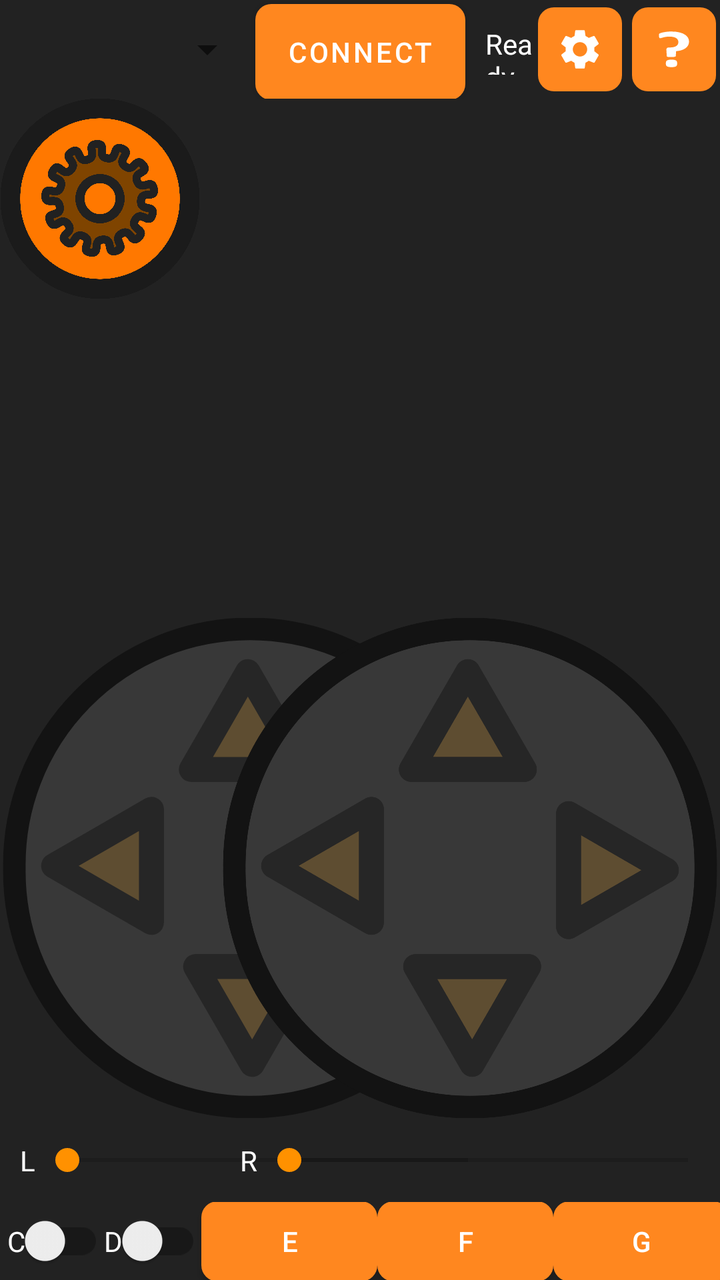
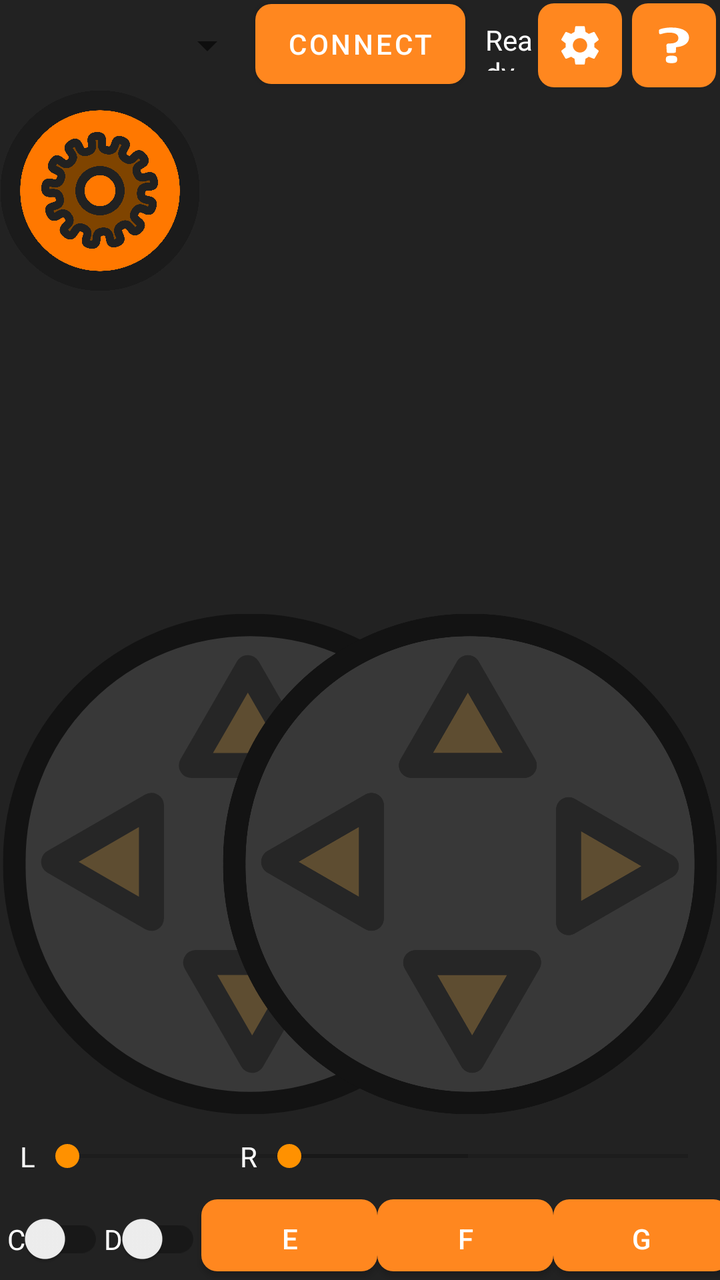

The first picture is an Android layout as it rendered before a commit; the second is the same layout after the commit. The layout source and the unified diff follow.
<!-- AndroidManifest.xml: application theme Theme.SerialRemote -->
<!-- res/layout/main_activity.xml -->
<?xml version="1.0" encoding="utf-8"?>
<FrameLayout xmlns:android="http://schemas.android.com/apk/res/android"
    xmlns:app="http://schemas.android.com/apk/res-auto"
    xmlns:tools="http://schemas.android.com/tools"
    xmlns:stream="http://schemas.android.com/apk/res-auto"
    android:layout_width="match_parent"
    android:layout_height="match_parent"
    android:background="@color/background"
    android:backgroundTintMode="src_over"
    android:theme="@style/ThemeOverlay.SerialRemote.FullscreenContainer"
    tools:context="com.nocomake.serialremote.MainActivity">

    <LinearLayout
        android:layout_width="match_parent"
        android:layout_height="match_parent"
        android:orientation="vertical">

        <androidx.constraintlayout.widget.ConstraintLayout
            android:id="@+id/topTools"
            android:layout_width="match_parent"
            android:layout_height="wrap_content"
            android:layout_weight="1">

            <Spinner
                android:id="@+id/btDevice"
                android:layout_width="0dp"
                android:layout_height="0dp"
                android:foregroundTint="@color/white"
                android:spinnerMode="dropdown"
                app:layout_constraintBottom_toBottomOf="parent"
                app:layout_constraintEnd_toStartOf="@+id/connect"
                app:layout_constraintStart_toStartOf="parent"
                app:layout_constraintTop_toTopOf="parent" />

            <Button
                android:id="@+id/connect"
                android:layout_width="wrap_content"
                android:layout_height="wrap_content"
                android:layout_margin="2dp"
                android:background="@drawable/button_background"
                android:text="Connect"
                app:layout_constraintEnd_toEndOf="parent"
                app:layout_constraintStart_toStartOf="parent"
                app:layout_constraintTop_toTopOf="@+id/btDevice" />

            <TextView
                android:id="@+id/status"
                android:layout_width="0dp"
                android:layout_height="25dp"
                android:layout_marginStart="10dp"
                android:lines="2"
                android:text="Ready to connect"
                android:textColor="@color/white"
                app:layout_constraintBottom_toBottomOf="parent"
                app:layout_constraintEnd_toStartOf="@+id/buttonSettings"
                app:layout_constraintStart_toEndOf="@+id/connect"
                app:layout_constraintTop_toTopOf="parent" />

            <ImageButton
                android:id="@+id/buttonSettings"
                android:layout_width="wrap_content"
                android:layout_height="wrap_content"
                android:background="@drawable/button_background"
                android:backgroundTint="@color/primary_1"
                android:padding="9dp"
                android:src="@drawable/gear"
                android:layout_marginEnd="5dp"
                app:layout_constraintBottom_toBottomOf="parent"
                app:layout_constraintEnd_toStartOf="@+id/buttonHelp"
                app:layout_constraintTop_toTopOf="parent" />

            <ImageButton
                android:id="@+id/buttonHelp"
                android:layout_width="wrap_content"
                android:layout_height="wrap_content"
                android:background="@drawable/button_background"
                android:backgroundTint="@color/primary_1"
                android:padding="9dp"
                android:layout_margin="2dp"
                android:src="@drawable/question"
                app:layout_constraintBottom_toBottomOf="parent"
                app:layout_constraintEnd_toEndOf="parent"
                app:layout_constraintTop_toTopOf="parent" />


        </androidx.constraintlayout.widget.ConstraintLayout>

        <LinearLayout
            android:layout_width="match_parent"
            android:layout_height="wrap_content"
            android:layout_weight="100"
            android:orientation="horizontal">

            <RelativeLayout
                android:layout_width="wrap_content"
                android:layout_height="match_parent"
                android:layout_weight="0.5">

                <androidx.constraintlayout.widget.ConstraintLayout
                    android:layout_width="match_parent"
                    android:layout_height="match_parent">

                    <androidx.constraintlayout.widget.ConstraintLayout
                        android:id="@+id/sliderLContainer"
                        android:layout_width="0dp"
                        android:layout_height="wrap_content"
                        app:layout_constraintBottom_toBottomOf="parent"
                        app:layout_constraintEnd_toEndOf="@+id/leftJoystick"
                        app:layout_constraintStart_toStartOf="@+id/leftJoystick">

                        <TextView
                            android:id="@+id/sliderLText"
                            android:layout_width="wrap_content"
                            android:layout_height="wrap_content"
                            android:layout_marginStart="10dp"
                            android:text="L"
                            android:textColor="@color/white"
                            app:layout_constraintBottom_toBottomOf="parent"
                            app:layout_constraintStart_toStartOf="parent"
                            app:layout_constraintTop_toTopOf="parent" />

                        <SeekBar
                            android:id="@+id/sliderL"
                            android:max="255"
                            android:layout_width="0dp"
                            android:layout_height="42dp"
                            app:layout_constraintBottom_toBottomOf="parent"
                            app:layout_constraintEnd_toEndOf="parent"
                            app:layout_constraintStart_toEndOf="@+id/sliderLText" />

                    </androidx.constraintlayout.widget.ConstraintLayout>

                    <androidx.constraintlayout.widget.ConstraintLayout
                        android:id="@+id/sliderRContainer"
                        android:layout_width="0dp"
                        android:layout_height="wrap_content"
                        app:layout_constraintBottom_toBottomOf="parent"
                        app:layout_constraintEnd_toEndOf="@+id/rightJoystick"
                        app:layout_constraintStart_toStartOf="@+id/rightJoystick">

                        <TextView
                            android:id="@+id/sliderRText"
                            android:layout_width="wrap_content"
                            android:layout_height="wrap_content"
                            android:layout_marginStart="10dp"
                            android:text="R"
                            android:textColor="@color/white"
                            app:layout_constraintBottom_toBottomOf="parent"
                            app:layout_constraintStart_toStartOf="parent"
                            app:layout_constraintTop_toTopOf="parent" />

                        <SeekBar
                            android:id="@+id/sliderR"
                            android:max="255"
                            android:layout_width="0dp"
                            android:layout_height="42dp"
                            app:layout_constraintBottom_toBottomOf="parent"
                            app:layout_constraintEnd_toEndOf="parent"
                            app:layout_constraintStart_toEndOf="@+id/sliderRText" />

                    </androidx.constraintlayout.widget.ConstraintLayout>

                    <ImageView
                        android:id="@+id/leftJoystick"
                        android:layout_width="0dp"
                        android:layout_height="0dp"
                        android:scaleType="fitCenter"
                        app:layout_constraintBottom_toTopOf="@+id/sliderLContainer"
                        app:layout_constraintDimensionRatio="1"
                        app:layout_constraintHeight_max="250dp"
                        app:layout_constraintStart_toStartOf="parent"
                        app:layout_constraintTop_toTopOf="parent"
                        app:layout_constraintVertical_bias="1.0"
                        app:srcCompat="@drawable/pad" />

                    <ImageView
                        android:id="@+id/rightJoystick"
                        android:layout_width="0dp"
                        android:layout_height="0dp"
                        android:scaleType="fitCenter"
                        android:visibility="visible"
                        app:layout_constraintBottom_toTopOf="@+id/sliderRContainer"
                        app:layout_constraintDimensionRatio="1"
                        app:layout_constraintEnd_toEndOf="parent"
                        app:layout_constraintHeight_max="250dp"
                        app:layout_constraintTop_toTopOf="parent"
                        app:layout_constraintVertical_bias="1.0"
                        app:srcCompat="@drawable/pad" />

                    <androidx.constraintlayout.widget.ConstraintLayout
                        android:layout_width="0dp"
                        android:layout_height="0dp"
                        app:layout_constraintBottom_toBottomOf="parent"
                        app:layout_constraintEnd_toStartOf="@+id/rightJoystick"
                        app:layout_constraintHorizontal_bias="0.0"
                        app:layout_constraintStart_toEndOf="@+id/leftJoystick"
                        app:layout_constraintTop_toTopOf="parent"
                        app:layout_constraintVertical_bias="1.0">

                        <com.github.niqdev.mjpeg.MjpegSurfaceView
                            android:id="@+id/videoPlayerMJPEG"
                            android:layout_width="0dp"
                            android:layout_height="0dp"
                            android:layout_marginStart="20dp"
                            android:layout_marginEnd="20dp"
                            android:visibility="gone"
                            app:backgroundColor="@color/background"
                            app:layout_constraintBottom_toBottomOf="parent"
                            app:layout_constraintEnd_toEndOf="parent"
                            app:layout_constraintStart_toStartOf="parent"
                            app:layout_constraintTop_toTopOf="parent"
                            stream:type="stream_default" />

                        <androidx.media3.ui.PlayerView
                            android:id="@+id/videoPlayerView"
                            android:layout_width="0dp"
                            android:layout_height="0dp"
                            android:layout_marginStart="20dp"
                            android:layout_marginEnd="20dp"
                            android:background="@color/background"
                            android:visibility="gone"
                            app:layout_constraintBottom_toBottomOf="parent"
                            app:layout_constraintEnd_toEndOf="parent"
                            app:layout_constraintStart_toStartOf="parent"
                            app:layout_constraintTop_toTopOf="parent" />

                        <TextView
                            android:id="@+id/videoPlayerStatus"
                            android:layout_width="0dp"
                            android:layout_height="wrap_content"
                            android:layout_marginStart="40dp"
                            android:layout_marginTop="20dp"
                            android:layout_marginEnd="40dp"
                            android:layout_marginBottom="20dp"
                            android:fontFamily="monospace"
                            android:textColor="@color/white"
                            android:textSize="16sp"
                            app:layout_constraintBottom_toBottomOf="parent"
                            app:layout_constraintEnd_toEndOf="parent"
                            app:layout_constraintStart_toStartOf="parent" />

                        <TextView
                            android:id="@+id/remoteStats"
                            android:layout_width="0dp"
                            android:layout_height="0dp"
                            android:layout_marginStart="20dp"
                            android:layout_marginTop="20dp"
                            android:layout_marginEnd="20dp"
                            android:layout_marginBottom="20dp"
                            android:fontFamily="monospace"
                            style="@style/OutlineText"
                            android:textSize="32sp"
                            app:layout_constraintBottom_toBottomOf="parent"
                            app:layout_constraintEnd_toEndOf="parent"
                            app:layout_constraintStart_toStartOf="parent"
                            app:layout_constraintTop_toTopOf="parent" />
                    </androidx.constraintlayout.widget.ConstraintLayout>

                </androidx.constraintlayout.widget.ConstraintLayout>

                <RelativeLayout
                    android:id="@+id/leftKnob"
                    android:layout_width="wrap_content"
                    android:layout_height="wrap_content">

                    <ImageView
                        android:id="@+id/leftKnobImageView"
                        android:layout_width="100dp"
                        android:layout_height="100dp"
                        android:layout_weight="1"
                        app:srcCompat="@drawable/knob" />
                </RelativeLayout>

                <RelativeLayout
                    android:id="@+id/rightKnob"
                    android:layout_width="wrap_content"
                    android:layout_height="wrap_content">

                    <ImageView
                        android:id="@+id/rightKnobImageView"
                        android:layout_width="100dp"
                        android:layout_height="100dp"
                        android:layout_weight="1"
                        app:srcCompat="@drawable/knob" />
                </RelativeLayout>

            </RelativeLayout>

        </LinearLayout>

        <androidx.constraintlayout.widget.ConstraintLayout
            android:id="@+id/linearLayout2"
            android:layout_width="match_parent"
            android:layout_height="wrap_content"
            android:layout_weight="1">

            <androidx.appcompat.widget.SwitchCompat
                android:id="@+id/switchA"
                android:layout_width="wrap_content"
                android:layout_height="0dp"
                android:text="A"
                android:textColor="@color/white"
                app:layout_constraintBottom_toBottomOf="parent"
                app:layout_constraintEnd_toStartOf="@+id/switchB"
                app:layout_constraintHorizontal_bias="0.5"
                app:layout_constraintStart_toStartOf="parent"
                app:layout_constraintTop_toTopOf="parent" />

            <androidx.appcompat.widget.SwitchCompat
                android:id="@+id/switchB"
                android:layout_width="wrap_content"
                android:layout_height="0dp"
                android:text="B"
                android:textColor="@color/white"
                app:layout_constraintBottom_toBottomOf="parent"
                app:layout_constraintEnd_toStartOf="@+id/switchC"
                app:layout_constraintHorizontal_bias="0.5"
                app:layout_constraintStart_toEndOf="@+id/switchA"
                app:layout_constraintTop_toTopOf="parent"
                app:layout_constraintVertical_bias="0.508" />

            <androidx.appcompat.widget.SwitchCompat
                android:id="@+id/switchC"
                android:layout_width="wrap_content"
                android:layout_height="0dp"
                android:text="C"
                android:textColor="@color/white"
                app:layout_constraintBottom_toBottomOf="parent"
                app:layout_constraintEnd_toStartOf="@+id/switchD"
                app:layout_constraintHorizontal_bias="0.5"
                app:layout_constraintStart_toEndOf="@+id/switchB"
                app:layout_constraintTop_toTopOf="parent"
                app:layout_constraintVertical_bias="0.508" />

            <androidx.appcompat.widget.SwitchCompat
                android:id="@+id/switchD"
                android:layout_width="wrap_content"
                android:layout_height="0dp"
                android:text="D"
                android:textColor="@color/white"
                app:layout_constraintBottom_toBottomOf="parent"
                app:layout_constraintEnd_toStartOf="@+id/buttonE"
                app:layout_constraintHorizontal_bias="0.5"
                app:layout_constraintStart_toEndOf="@+id/switchC"
                app:layout_constraintTop_toTopOf="parent" />

            <Button
                android:id="@+id/buttonE"
                android:layout_width="wrap_content"
                android:layout_height="40dp"
                android:background="@drawable/button_background"
                android:text="E"
                android:textAllCaps="false"
                app:layout_constraintBottom_toBottomOf="parent"
                app:layout_constraintEnd_toStartOf="@+id/buttonF"
                app:layout_constraintHorizontal_bias="0.5"
                app:layout_constraintStart_toEndOf="@+id/switchD"
                app:layout_constraintTop_toTopOf="parent" />

            <Button
                android:id="@+id/buttonF"
                android:layout_width="wrap_content"
                android:layout_height="40dp"
                android:background="@drawable/button_background"
                android:text="F"
                android:textAllCaps="false"
                app:layout_constraintBottom_toBottomOf="parent"
                app:layout_constraintEnd_toStartOf="@+id/buttonG"
                app:layout_constraintHorizontal_bias="0.5"
                app:layout_constraintStart_toEndOf="@+id/buttonE"
                app:layout_constraintTop_toTopOf="parent" />

            <Button
                android:id="@+id/buttonG"
                android:layout_width="wrap_content"
                android:layout_height="40dp"
                android:background="@drawable/button_background"
                android:text="G"
                android:textAllCaps="false"
                app:layout_constraintBottom_toBottomOf="parent"
                app:layout_constraintEnd_toStartOf="@+id/buttonH"
                app:layout_constraintHorizontal_bias="0.5"
                app:layout_constraintStart_toEndOf="@+id/buttonF"
                app:layout_constraintTop_toTopOf="parent" />

            <Button
                android:id="@+id/buttonH"
                android:layout_width="wrap_content"
                android:layout_height="40dp"
                android:background="@drawable/button_background"
                android:text="H"
                android:textAllCaps="false"
                app:layout_constraintBottom_toBottomOf="parent"
                app:layout_constraintEnd_toEndOf="parent"
                app:layout_constraintHorizontal_bias="0.5"
                app:layout_constraintStart_toEndOf="@+id/buttonG"
                app:layout_constraintTop_toTopOf="parent" />

        </androidx.constraintlayout.widget.ConstraintLayout>
    </LinearLayout>

</FrameLayout>
<!-- resources referenced by this layout -->
<resources>
  <color name="background">#FF222222</color>
  <color name="primary_1">#FFff871f</color>
  <color name="white">#FFFFFFFF</color>
  <!-- drawable button_background (drawable) -->
  <ripple xmlns:android="http://schemas.android.com/apk/res/android"
      android:color="@color/buttonPressed">
      <item>
          <shape android:shape="rectangle">
              <solid android:color="@color/primary_1" />
              <corners android:radius="8dp" /> 
          </shape>
      </item>
  </ripple>
  <!-- drawable gear (drawable) -->
  <vector xmlns:android="http://schemas.android.com/apk/res/android" android:height="24dp" android:tint="#FFFFFF" android:viewportHeight="24" android:viewportWidth="24" android:width="24dp">
        
      <path android:fillColor="@android:color/white" android:pathData="M19.14,12.94c0.04,-0.3 0.06,-0.61 0.06,-0.94c0,-0.32 -0.02,-0.64 -0.07,-0.94l2.03,-1.58c0.18,-0.14 0.23,-0.41 0.12,-0.61l-1.92,-3.32c-0.12,-0.22 -0.37,-0.29 -0.59,-0.22l-2.39,0.96c-0.5,-0.38 -1.03,-0.7 -1.62,-0.94L14.4,2.81c-0.04,-0.24 -0.24,-0.41 -0.48,-0.41h-3.84c-0.24,0 -0.43,0.17 -0.47,0.41L9.25,5.35C8.66,5.59 8.12,5.92 7.63,6.29L5.24,5.33c-0.22,-0.08 -0.47,0 -0.59,0.22L2.74,8.87C2.62,9.08 2.66,9.34 2.86,9.48l2.03,1.58C4.84,11.36 4.8,11.69 4.8,12s0.02,0.64 0.07,0.94l-2.03,1.58c-0.18,0.14 -0.23,0.41 -0.12,0.61l1.92,3.32c0.12,0.22 0.37,0.29 0.59,0.22l2.39,-0.96c0.5,0.38 1.03,0.7 1.62,0.94l0.36,2.54c0.05,0.24 0.24,0.41 0.48,0.41h3.84c0.24,0 0.44,-0.17 0.47,-0.41l0.36,-2.54c0.59,-0.24 1.13,-0.56 1.62,-0.94l2.39,0.96c0.22,0.08 0.47,0 0.59,-0.22l1.92,-3.32c0.12,-0.22 0.07,-0.47 -0.12,-0.61L19.14,12.94zM12,15.6c-1.98,0 -3.6,-1.62 -3.6,-3.6s1.62,-3.6 3.6,-3.6s3.6,1.62 3.6,3.6S13.98,15.6 12,15.6z"/>
      
  </vector>
  <style name="OutlineText">
          <item name="android:textColor">#eeeeee</item>
          <item name="android:shadowColor">#000000</item>
          <item name="android:shadowRadius">5</item>
      </style>
  <style name="ThemeOverlay.SerialRemote.FullscreenContainer" parent="Theme.SerialRemote">
          <item name="fullscreenBackgroundColor">@color/black_overlay</item>
          <item name="fullscreenTextColor">@color/white</item>
      </style>
  <style name="Theme.SerialRemote" parent="Theme.MaterialComponents.DayNight.DarkActionBar">
          
          <item name="colorPrimary">@color/primary_1</item>
          <item name="colorPrimaryVariant">@color/primary_2</item>
          <item name="colorOnPrimary">@color/white</item>
          
          <item name="colorSecondary">@color/secondary_1</item>
          <item name="colorSecondaryVariant">@color/secondary_2</item>
          <item name="colorOnSecondary">@color/white</item>
          
          <item name="android:statusBarColor" tools:targetApi="l">?attr/colorPrimaryVariant</item>
          
  
          <item name="android:windowLayoutInDisplayCutoutMode">
              shortEdges 
          </item>
  
      </style>
  <color name="buttonPressed">#FFFFbb77</color>
  <color name="black_overlay">#66000000</color>
  <color name="primary_2">#FFbd5700</color>
  <color name="secondary_1">#FFff9100</color>
  <color name="secondary_2">#FFd97b00</color>
  <!-- unchanged entries left out for length: 3 -->
</resources>

<!-- the commit's change to res/layout/main_activity.xml (unified diff, before → after) -->
@@ -35,7 +35,7 @@
             <Button
                 android:id="@+id/connect"
                 android:layout_width="wrap_content"
-                android:layout_height="wrap_content"
+                android:layout_height="40dp"
                 android:layout_margin="2dp"
                 android:background="@drawable/button_background"
                 android:text="Connect"
@@ -291,7 +291,7 @@
         <androidx.constraintlayout.widget.ConstraintLayout
             android:id="@+id/linearLayout2"
             android:layout_width="match_parent"
-            android:layout_height="wrap_content"
+            android:layout_height="42dp"
             android:layout_weight="1">
 
             <androidx.appcompat.widget.SwitchCompat
@@ -347,7 +347,8 @@
             <Button
                 android:id="@+id/buttonE"
                 android:layout_width="wrap_content"
-                android:layout_height="40dp"
+                android:layout_height="36dp"
+                android:layout_marginBottom="4dp"
                 android:background="@drawable/button_background"
                 android:text="E"
                 android:textAllCaps="false"
@@ -360,7 +361,8 @@
             <Button
                 android:id="@+id/buttonF"
                 android:layout_width="wrap_content"
-                android:layout_height="40dp"
+                android:layout_height="36dp"
+                android:layout_marginBottom="4dp"
                 android:background="@drawable/button_background"
                 android:text="F"
                 android:textAllCaps="false"
@@ -373,7 +375,8 @@
             <Button
                 android:id="@+id/buttonG"
                 android:layout_width="wrap_content"
-                android:layout_height="40dp"
+                android:layout_height="36dp"
+                android:layout_marginBottom="4dp"
                 android:background="@drawable/button_background"
                 android:text="G"
                 android:textAllCaps="false"
@@ -386,7 +389,8 @@
             <Button
                 android:id="@+id/buttonH"
                 android:layout_width="wrap_content"
-                android:layout_height="40dp"
+                android:layout_height="36dp"
+                android:layout_marginBottom="4dp"
                 android:background="@drawable/button_background"
                 android:text="H"
                 android:textAllCaps="false"
